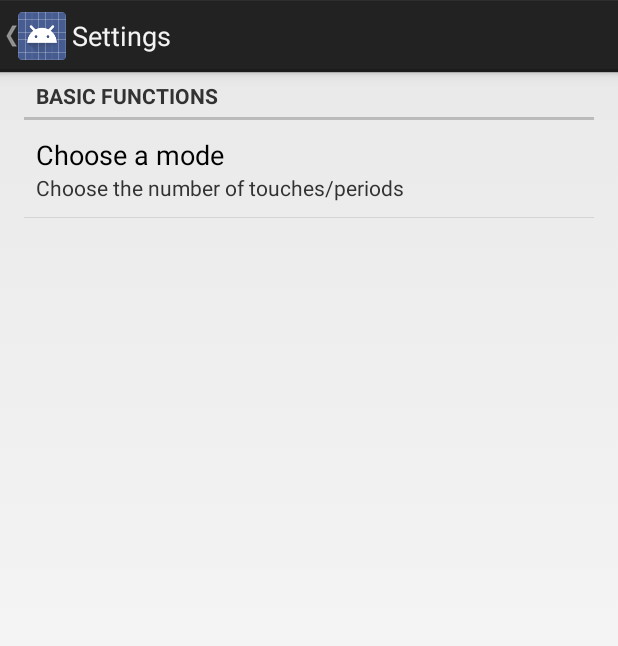
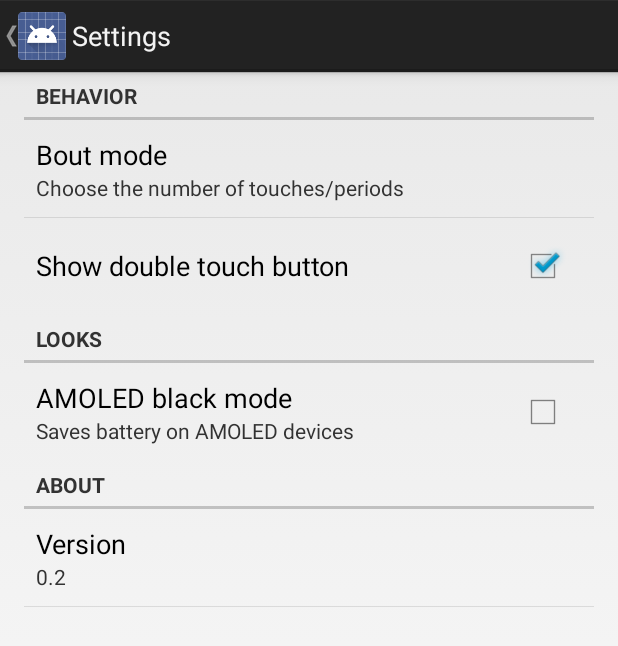
Before and after one commit to ethanmad/En-Garde, an Android app: the screen it shows after launch (Settings), in the options menu, after a tap on "Settings", on a phone screen of 412 x 824 dp. Shown: the top 646 px of the screen. Run offline under Robolectric (Android 15) with nearby library versions, the phone set to English and light mode, and no system bars.

Commit message:
added preferences for double touch button and AMOLED black mode

```diff
--- a/app/src/main/res/values/strings.xml
+++ b/app/src/main/res/values/strings.xml
@@ -2,6 +2,7 @@
 <resources>
 
     <string name="app_name">En Garde</string>
+    <string name="current_version">0.2</string>
 
     <string name="activity_settings">Settings</string>
     <string name="action_settings">Settings</string>
@@ -13,7 +14,6 @@
     <string name="fencer_one_score">0</string>
     <string name="fencer_two_score">0</string>
     <string name="double_touch">Double</string>
-    <string name="simultaneous">Simult.</string>
 
     <string name="period">Period</string>
     <string name="rest">Break</string>
@@ -36,9 +36,20 @@
     <string name="right">to right fencer</string>
     <string name="double_toast">double</string>
 
-    <string name="pref_mode">Choose a mode</string>
-    <string name="pref_choose_mode"></string>
+    <string name="pref_behavior">Behavior</string>
+    <string name="pref_mode">Bout mode</string>
+    <string name="pref_choose_mode">Choose a mode</string>
     <string name="pref_mode_summary">Choose the number of touches/periods</string>
     <string name="pref_mode_5touch">Five touches (one period)</string>
     <string name="pref_mode_15touch">Fifteen touches (three periods)</string>
+
+    <string name="pref_show_double">Show double touch button</string>
+
+    <string name="pref_looks">Looks</string>
+    <string name="pref_black">AMOLED black mode</string>
+    <string name="pref_black_summary">Saves battery on AMOLED devices</string>
+
+    <string name="pref_about">About</string>
+    <string name="pref_version">Version</string>
+
 </resources>
--- a/app/src/main/res/xml/preferences.xml
+++ b/app/src/main/res/xml/preferences.xml
@@ -1,7 +1,7 @@
 <?xml version="1.0" encoding="utf-8"?>
 
 <PreferenceScreen xmlns:android="http://schemas.android.com/apk/res/android">
-    <PreferenceCategory android:title="Basic Functions">
+    <PreferenceCategory android:title="@string/pref_behavior">
         <ListPreference
             android:defaultValue="5"
             android:dialogTitle="@string/pref_choose_mode"
@@ -10,6 +10,20 @@
             android:key="pref_mode"
             android:summary="@string/pref_mode_summary"
             android:title="@string/pref_mode" />
+        <CheckBoxPreference
+            android:defaultValue="true"
+            android:title="@string/pref_show_double" />
+    </PreferenceCategory>
+    <PreferenceCategory android:title="@string/pref_looks">
+        <CheckBoxPreference
+            android:defaultValue="false"
+            android:summary="@string/pref_black_summary"
+            android:title="@string/pref_black" />
     </PreferenceCategory>
 
+    <PreferenceCategory android:title="@string/pref_about">
+        <Preference
+            android:summary="@string/current_version"
+            android:title="@string/pref_version" />
+    </PreferenceCategory>
 </PreferenceScreen>
```
